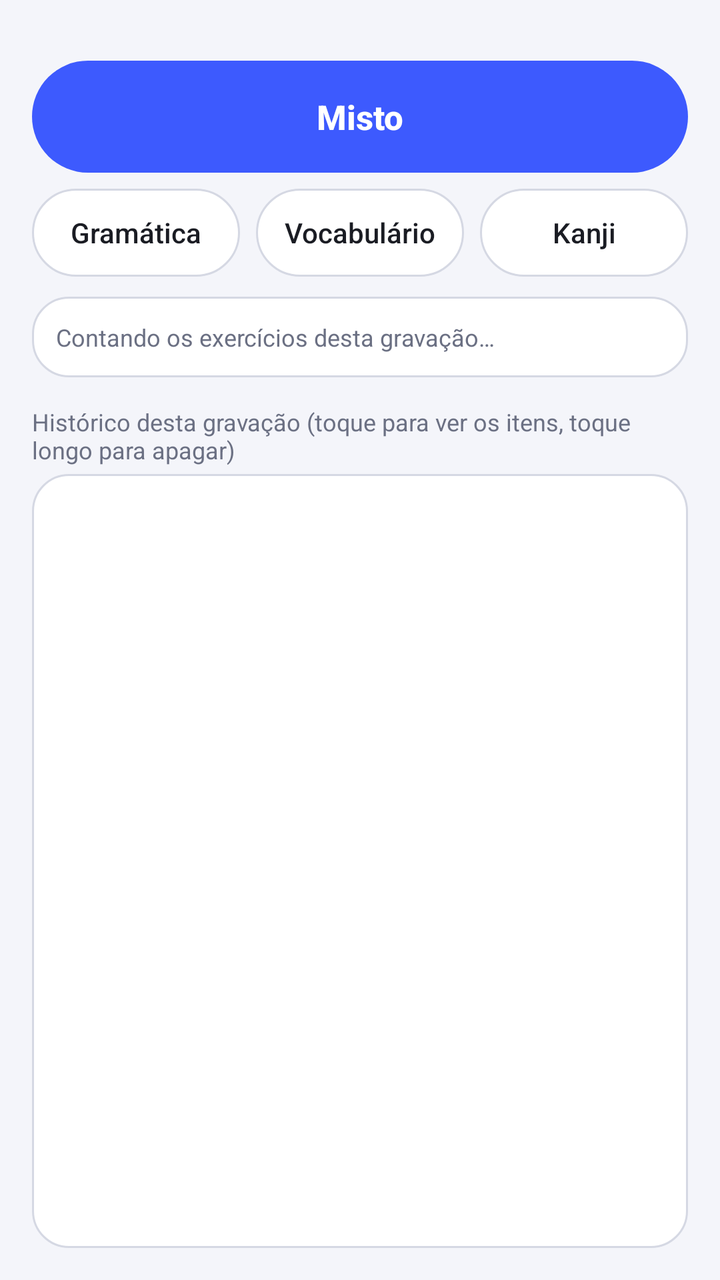
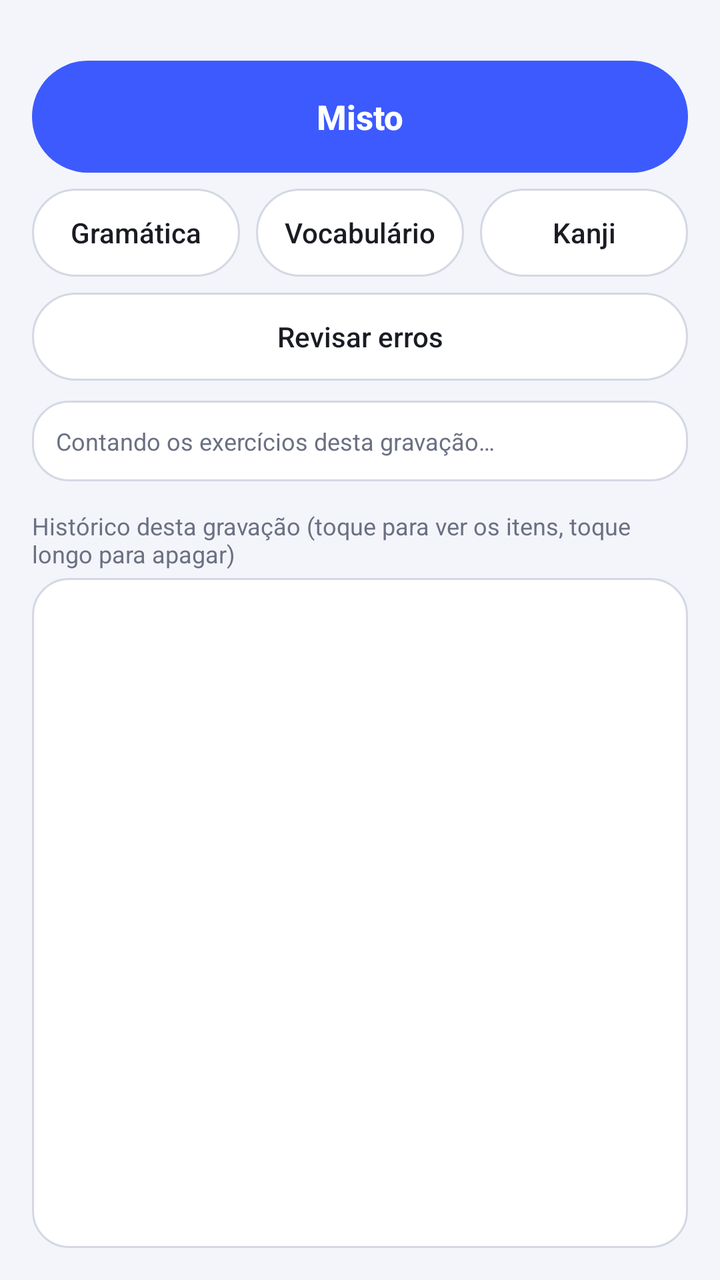

The first picture is an Android layout as it rendered before a commit; the second is the same layout after the commit. The layout source and the unified diff follow.
<!-- AndroidManifest.xml: application theme Theme.LegendaJP -->
<!-- res/layout/activity_study_menu.xml -->
<?xml version="1.0" encoding="utf-8"?>
<LinearLayout xmlns:android="http://schemas.android.com/apk/res/android"
    android:layout_width="match_parent"
    android:layout_height="match_parent"
    android:orientation="vertical"
    android:paddingStart="16dp"
    android:paddingEnd="16dp"
    android:paddingBottom="16dp">

    <TextView
        android:id="@+id/level"
        android:layout_width="match_parent"
        android:layout_height="wrap_content"
        android:layout_marginTop="4dp"
        android:textColor="@color/text_secondary"
        android:textSize="12sp" />

    <Button
        android:id="@+id/btnMisto"
        style="@style/Button.Primary"
        android:layout_width="match_parent"
        android:layout_height="wrap_content"
        android:layout_marginTop="10dp"
        android:text="Misto" />

    <LinearLayout
        android:layout_width="match_parent"
        android:layout_height="wrap_content"
        android:layout_marginTop="8dp"
        android:orientation="horizontal">

        <Button
            android:id="@+id/btnGramatica"
            style="@style/Button.Outline"
            android:layout_width="0dp"
            android:layout_height="wrap_content"
            android:layout_weight="1"
            android:layout_marginEnd="4dp"
            android:text="Gramática" />

        <Button
            android:id="@+id/btnVocab"
            style="@style/Button.Outline"
            android:layout_width="0dp"
            android:layout_height="wrap_content"
            android:layout_weight="1"
            android:layout_marginStart="4dp"
            android:layout_marginEnd="4dp"
            android:text="Vocabulário" />

        <Button
            android:id="@+id/btnKanji"
            style="@style/Button.Outline"
            android:layout_width="0dp"
            android:layout_height="wrap_content"
            android:layout_weight="1"
            android:layout_marginStart="4dp"
            android:text="Kanji" />
    </LinearLayout>

    <TextView
        android:id="@+id/kinds"
        android:layout_width="match_parent"
        android:layout_height="wrap_content"
        android:layout_marginTop="10dp"
        android:background="@drawable/bg_card"
        android:padding="12dp"
        android:textColor="@color/text_secondary"
        android:textSize="12sp"
        android:lineSpacingExtra="2dp"
        android:text="Contando os exercícios desta gravação…" />

    <TextView
        android:layout_width="match_parent"
        android:layout_height="wrap_content"
        android:layout_marginTop="14dp"
        android:layout_marginBottom="4dp"
        android:text="Histórico desta gravação (toque para ver os itens, toque longo para apagar)"
        android:textColor="@color/text_secondary"
        android:textSize="12sp" />

    <FrameLayout
        android:layout_width="match_parent"
        android:layout_height="0dp"
        android:layout_weight="1">

        <ListView
            android:id="@+id/history"
            android:layout_width="match_parent"
            android:layout_height="match_parent"
            android:background="@drawable/bg_card"
            android:divider="@color/outline"
            android:dividerHeight="1dp"
            android:paddingTop="4dp"
            android:paddingBottom="4dp"
            android:clipToPadding="false" />

        <TextView
            android:id="@+id/historyEmpty"
            android:layout_width="wrap_content"
            android:layout_height="wrap_content"
            android:layout_gravity="center"
            android:padding="24dp"
            android:text="Nenhuma sessão ainda."
            android:textColor="@color/text_secondary"
            android:textSize="15sp"
            android:visibility="gone" />
    </FrameLayout>
</LinearLayout>
<!-- resources referenced by this layout -->
<resources>
  <color name="outline">#D5D8E3</color>
  <color name="text_secondary">#6B7083</color>
  <!-- drawable bg_card (drawable) -->
  <?xml version="1.0" encoding="utf-8"?>
  <shape xmlns:android="http://schemas.android.com/apk/res/android" android:shape="rectangle">
      <solid android:color="@color/card" />
      <stroke android:width="1dp" android:color="@color/outline" />
      <corners android:radius="18dp" />
  </shape>
  <style name="Button.Primary" parent="@android:style/Widget.DeviceDefault.Button">
          <item name="android:background">@drawable/bg_button_primary</item>
          <item name="android:textColor">#FFFFFF</item>
          <item name="android:textSize">17sp</item>
          <item name="android:textStyle">bold</item>
          <item name="android:textAllCaps">false</item>
          <item name="android:minHeight">56dp</item>
          <item name="android:stateListAnimator">@null</item>
      </style>
  <style name="Theme.LegendaJP" parent="@android:style/Theme.DeviceDefault.DayNight">
          <item name="android:colorPrimary">@color/primary</item>
          <item name="android:colorAccent">@color/accent</item>
          <item name="android:windowBackground">@color/background</item>
          <item name="android:statusBarColor">@color/background</item>
          <item name="android:navigationBarColor">@color/background</item>
          <item name="android:windowLightStatusBar">true</item>
          <item name="android:windowLightNavigationBar">true</item>
          <item name="android:textColorPrimary">@color/text</item>
          <item name="android:textColorSecondary">@color/text_secondary</item>
          <item name="android:actionBarStyle">@style/LegendaJP.ActionBar</item>
      </style>
  <color name="card">#FFFFFF</color>
  <!-- drawable bg_button_outline (drawable) -->
  <?xml version="1.0" encoding="utf-8"?>
  <ripple xmlns:android="http://schemas.android.com/apk/res/android" android:color="@color/accent_soft">
      <item>
          <shape android:shape="rectangle">
              <solid android:color="@color/card" />
              <stroke android:width="1dp" android:color="@color/outline" />
              <corners android:radius="22dp" />
          </shape>
      </item>
  </ripple>
  <color name="text">#1A1C23</color>
  <!-- drawable bg_button_primary (drawable) -->
  <?xml version="1.0" encoding="utf-8"?>
  <ripple xmlns:android="http://schemas.android.com/apk/res/android" android:color="#33FFFFFF">
      <item>
          <shape android:shape="rectangle">
              <solid android:color="@color/accent" />
              <corners android:radius="28dp" />
          </shape>
      </item>
  </ripple>
  <color name="primary">#1E2A5A</color>
  <color name="accent">#3D5AFE</color>
  <color name="background">#F4F5FA</color>
  <style name="LegendaJP.ActionBar" parent="@android:style/Widget.DeviceDefault.ActionBar.Solid">
          <item name="android:background">@color/background</item>
          <item name="android:elevation">0dp</item>
          <item name="android:titleTextStyle">@style/LegendaJP.ActionBar.Title</item>
      </style>
  <color name="accent_soft">#2A3D5AFE</color>
  <style name="LegendaJP.ActionBar.Title" parent="@android:style/TextAppearance.DeviceDefault.Widget.ActionBar.Title">
          <item name="android:textColor">@color/text</item>
          <item name="android:textStyle">bold</item>
      </style>
  <!-- unchanged entries left out for length: 1 -->
</resources>

<!-- the commit's change to res/layout/activity_study_menu.xml (unified diff, before → after) -->
@@ -58,6 +58,14 @@
             android:text="Kanji" />
     </LinearLayout>
 
+    <Button
+        android:id="@+id/btnMistakes"
+        style="@style/Button.Outline"
+        android:layout_width="match_parent"
+        android:layout_height="wrap_content"
+        android:layout_marginTop="8dp"
+        android:text="Revisar erros" />
+
     <TextView
         android:id="@+id/kinds"
         android:layout_width="match_parent"
